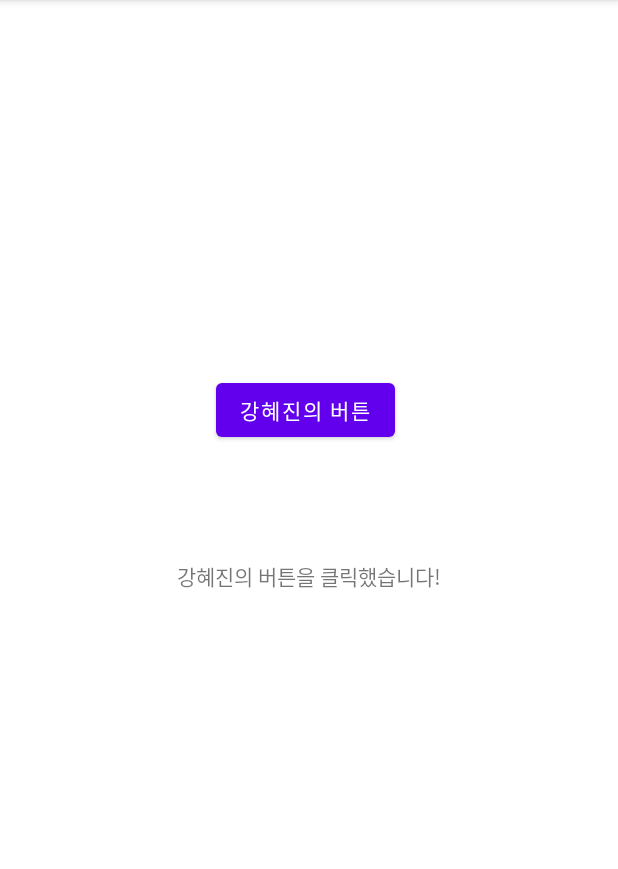
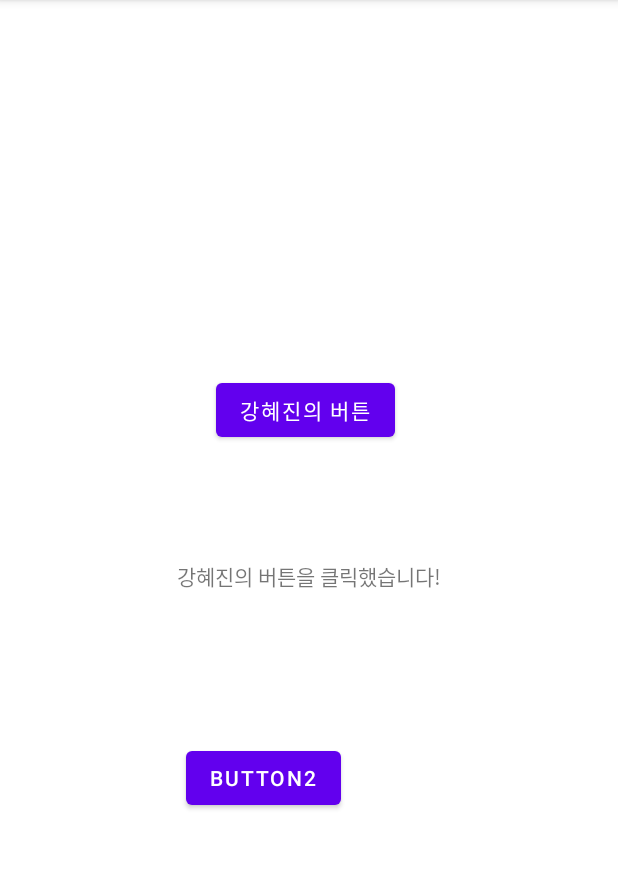
Before and after one commit to HyeJin17/AnonymousClass, an Android app: the screen it shows after launch (MainActivity), after a tap on "강혜진의 버튼", on a phone screen of 412 x 824 dp, the part 84-953 px from its top. Run offline under Robolectric (Android 15) with nearby library versions, the phone set to English and light mode, and no system bars.

Commit message:
Anonymous class for multiple buttons

```diff
--- a/app/src/main/java/com/sample/anonymousclass/MainActivity.java
+++ b/app/src/main/java/com/sample/anonymousclass/MainActivity.java
@@ -7,8 +7,8 @@ import android.view.View;
 import android.widget.Button;
 import android.widget.TextView;
 
-public class MainActivity extends AppCompatActivity {
-    Button mButton1;
+public class MainActivity extends AppCompatActivity implements View.OnClickListener {
+    Button mButton1, mButton2;
     TextView mTextView1;
 
     @Override
@@ -17,14 +17,24 @@ public class MainActivity extends AppCompatActivity {
         setContentView(R.layout.activity_main);
 
         mButton1 = findViewById(R.id.button1);
+        mButton2 = findViewById(R.id.button2);
         mTextView1 = findViewById(R.id.textView1);
 
-        mButton1.setOnClickListener(new View.OnClickListener(){
+        mButton1.setOnClickListener(this);
+        mButton2.setOnClickListener(this);
+    }
 
-            @Override
-            public void onClick(View v) {
+    @Override
+    public void onClick(View v) {
+        switch (v.getId()) {
+            case R.id.button1:
                 mTextView1.setText("강혜진의 버튼을 클릭했습니다!");
-            }
-        });
+                break;
+            case R.id.button2:
+                mTextView1.setText("강혜진의 2nd 버튼을 클릭했습니다!");
+                break;
+            default:
+                break;
+        }
     }
 }
--- a/app/src/main/res/layout/activity_main.xml
+++ b/app/src/main/res/layout/activity_main.xml
@@ -26,4 +26,14 @@
         app:layout_constraintBottom_toTopOf="@+id/textView1"
         app:layout_constraintStart_toStartOf="@+id/textView1" />
 
+    <Button
+        android:id="@+id/button2"
+        android:layout_width="wrap_content"
+        android:layout_height="wrap_content"
+        android:layout_marginStart="6dp"
+        android:layout_marginTop="100dp"
+        android:text="Button2"
+        app:layout_constraintStart_toStartOf="@+id/textView1"
+        app:layout_constraintTop_toBottomOf="@+id/textView1" />
+
 </androidx.constraintlayout.widget.ConstraintLayout>
```
